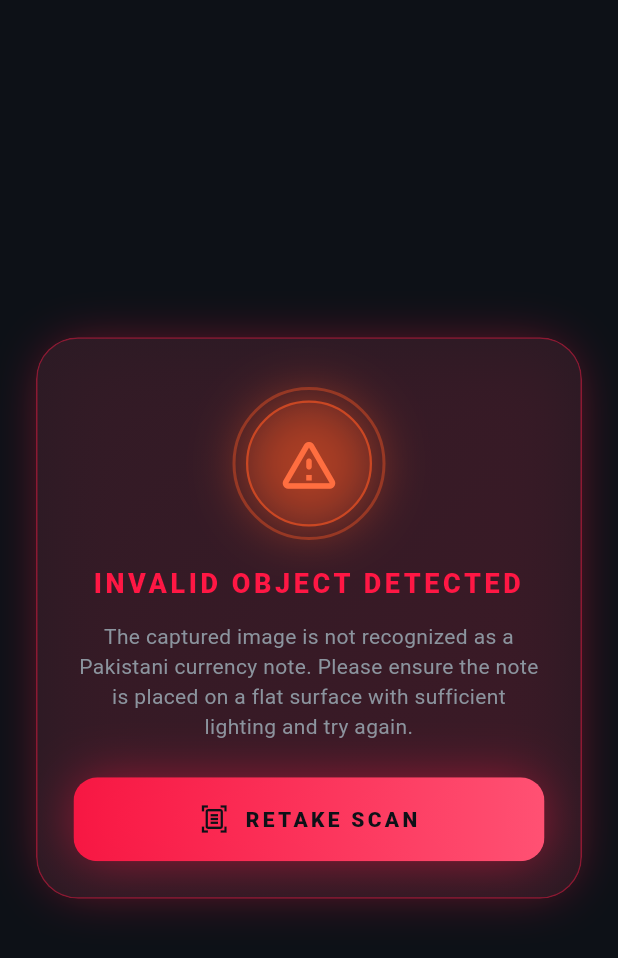
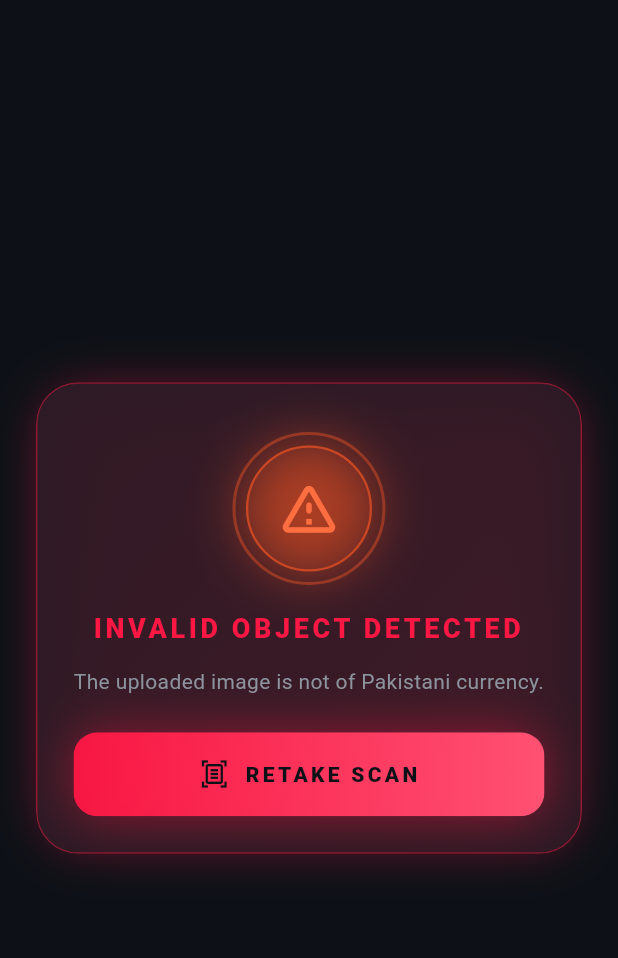
Before and after one commit to Abdul-Manan-Kaleem/FYP-Fake-Currency-Detection, a Flutter app: the _NotANoteDialog widget shown alone on an empty page, opened directly with empty values, on a phone screen of 412 x 824 dp. Shown: the top 958 px of the screen. Run offline on Flutter 3.47's test engine with Material 3 defaults, Android fonts, the phone set to English and light mode, and no system bars; our stand-ins replace camera, dio, flutter_riverpod, image_cropper, image_picker, share_plus and 1 more; missing offline and left inert: google_mlkit_document_scanner, google_mlkit_text_recognition, light, tflite_flutter; accounts and stored records are empty.

Commit message:
Not-a-note message: The uploaded image is not of Pakistani currency

```diff
--- a/fake_currency_detector/lib/features/scanner/domain/capture_models.dart
+++ b/fake_currency_detector/lib/features/scanner/domain/capture_models.dart
@@ -198,11 +198,9 @@ class SideError {
   /// The photograph is not a banknote: shown right after the first photo, so
   /// the user is never asked for the back of something that is not a note.
   static const notABanknote = SideError(
-    title: 'INVALID IMAGE · NOT A NOTE',
+    title: 'INVALID IMAGE',
     notBanknote: true,
-    english: 'This is not an image of a Pakistani banknote, so it was not '
-        'accepted. Place the whole note flat on a plain surface in good light '
-        'and scan it again.',
+    english: 'The uploaded image is not of Pakistani currency.',
   );
 
   /// The user scanned the back when the front was expected.
--- a/fake_currency_detector/lib/features/verification/domain/verification_engine.dart
+++ b/fake_currency_detector/lib/features/verification/domain/verification_engine.dart
@@ -114,7 +114,7 @@ class VerificationEngine {
       confidence: const ConfidenceScoreModel.inconclusive(),
       checks: const [],
       messages: [
-        'The captured image is not recognized as a Pakistani currency note.',
+        'The uploaded image is not of Pakistani currency.',
         ...reasons,
       ],
       analyzedAt: _now,
@@ -176,7 +176,7 @@ class VerificationEngine {
         confidence: const ConfidenceScoreModel.inconclusive(),
         checks: const [],
         messages: [
-          'The captured image is not recognized as a Pakistani currency note.',
+          'The uploaded image is not of Pakistani currency.',
           ...analysis.rejectionReasons,
         ],
         analyzedAt: _now,
--- a/fake_currency_detector/lib/features/verification/presentation/widgets/not_a_note_dialog.dart
+++ b/fake_currency_detector/lib/features/verification/presentation/widgets/not_a_note_dialog.dart
@@ -90,9 +90,7 @@ class _NotANoteDialog extends StatelessWidget {
       'Only part of the note is in the image. The app checks '
           'the whole note, so a half or cut-off note cannot be verified.',
     _ =>
-      'The captured image is not recognized as a Pakistani currency '
-          'note. Please ensure the note is placed on a flat surface with '
-          'sufficient lighting and try again.',
+      'The uploaded image is not of Pakistani currency.',
   };
 
   @override
```
